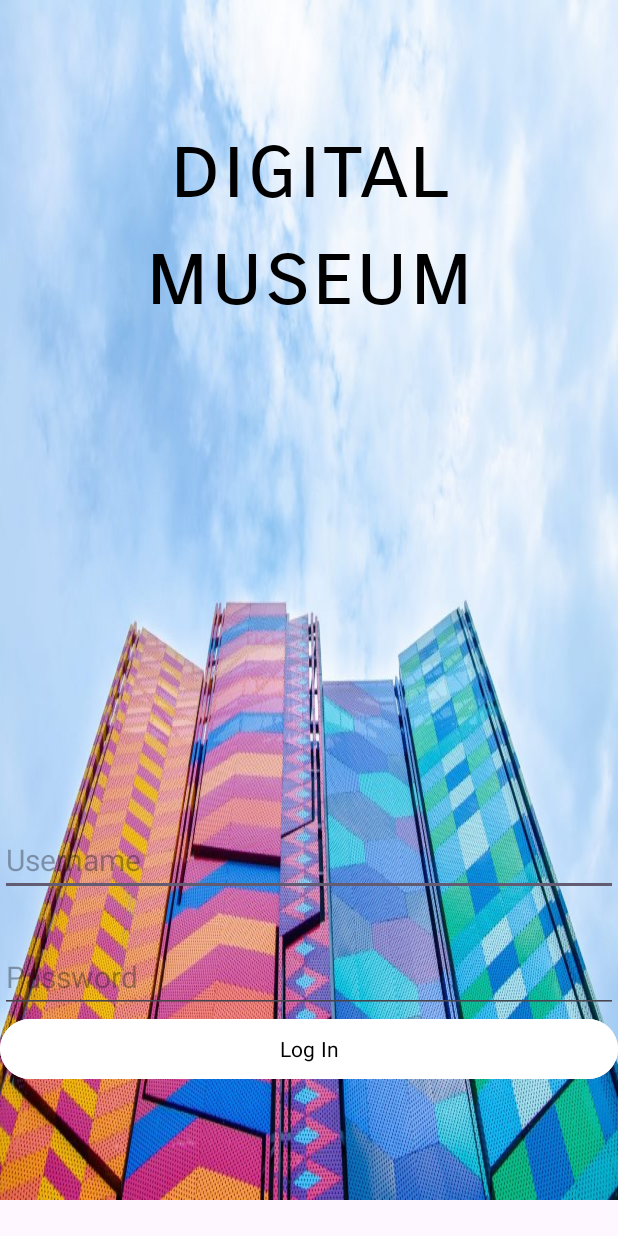
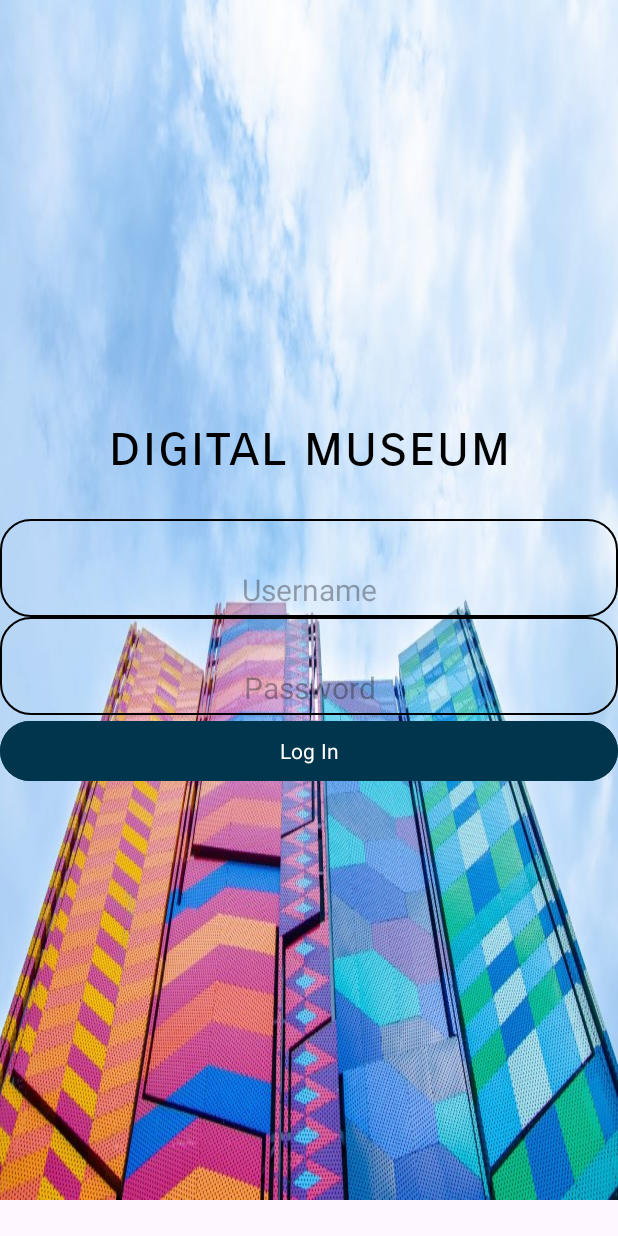
Before and after one commit to NTOable/act_csm, an Android app: the screen it shows after launch (LoginPage), on a phone screen of 412 x 824 dp. Run offline under Robolectric (Android 15) with nearby library versions, the phone set to English and light mode, and no system bars.

Commit message:
minor redesigned(incomplete)

```diff
--- a/app/src/main/java/com/example/museum/LoginPage.kt
+++ b/app/src/main/java/com/example/museum/LoginPage.kt
@@ -28,10 +28,10 @@ class LoginPage : AppCompatActivity() {
                 } else {
                     Toast.makeText(this, "Logging in!", Toast.LENGTH_SHORT) .show()
                     // to use username for main page (optional)
-//                    val intent = Intent(this, MainActivity::class.java)
-//                        intent?.run {
-//
-//                        }
+                    val intent = Intent(this, MainActivity::class.java)
+                        intent?.run {
+
+                       }
                     // redirect to main page
                     startActivity(intent)
                 }
--- /dev/null
+++ b/app/src/main/res/drawable/rounded_corner.xml
@@ -0,0 +1,10 @@
+<?xml version="1.0" encoding="utf-8"?>
+<shape xmlns:android="http://schemas.android.com/apk/res/android"
+    android:shape="rectangle">
+
+    <corners android:radius="20dp"/>
+    <stroke android:width="1dp" android:color="@color/material_dynamic_secondary0"/>
+    <padding android:top="5dp" android:bottom="5dp"
+        android:left="10dp" android:right="10dp"/>
+
+</shape>
--- a/app/src/main/res/layout/activity_login.xml
+++ b/app/src/main/res/layout/activity_login.xml
@@ -9,13 +9,22 @@
                 android:orientation="vertical"
                 android:background="@drawable/bg_ciit"
                 tools:context=".LoginPage">
-    <TextView android:id="@+id/title"
-                android:layout_width="match_parent" android:layout_height="wrap_content"
+
+
+    <TextView
+        android:id="@+id/title"
+        android:layout_width="match_parent"
+        android:layout_height="wrap_content"
+        android:fontFamily="sans-serif-smallcaps"
         android:gravity="center"
+        android:paddingBottom="25dp"
         android:text="@string/digital_museum"
-                android:textColor="#000000" android:textSize="60sp"
-                android:fontFamily="sans-serif-smallcaps"
-                android:paddingBottom="300dp"/>
+        android:textColor="#000000"
+        android:textSize="38dp" />
+
+
+
+
     <EditText android:id="@+id/un"
                 android:layout_width="match_parent"
                 android:layout_height="wrap_content"
@@ -23,20 +32,32 @@
                 android:hint="Username"
                 android:inputType="text"
                 android:textColor="#000000" android:textSize="20sp"
-                android:paddingTop="40dp"/>
-    <EditText android:id="@+id/pw"
+                android:paddingTop="33dp"
+                android:background="@drawable/rounded_corner"
+                android:ellipsize="start"
+                android:gravity="center_horizontal"
+        />
+
+    <EditText
+        android:id="@+id/pw"
         android:layout_width="match_parent"
         android:layout_height="wrap_content"
         android:fontFamily="sans-serif"
         android:hint="Password"
         android:inputType="textPassword"
-                android:textColor="#000000" android:textSize="20sp"
-                android:paddingTop="40dp"/>
+        android:paddingTop="33dp"
+        android:textColor="#000000"
+        android:textSize="20sp"
+        android:background="@drawable/rounded_corner"
+        android:ellipsize="start"
+        android:gravity="center_horizontal"
+        />
+
     <Button android:id="@+id/btn_l"
                 android:layout_width="match_parent"
                 android:layout_height="wrap_content"
                 android:fontFamily="sans-serif"
-                android:textColor="@color/black"
-                android:backgroundTint="@color/white"
+                android:textColor="@color/white"
+                android:backgroundTint="#00364d"
                 android:text="Log In" />
 </LinearLayout>
```
Lines whose indentation alone changed are shown as unchanged.
